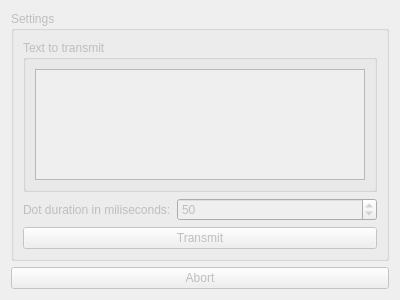
Above: ESPWiFiServer/Source/Client/Views/UI/TransmitterView.ui from MaxGarden/ESPWiFiServer before the change. Below: the same form after it.
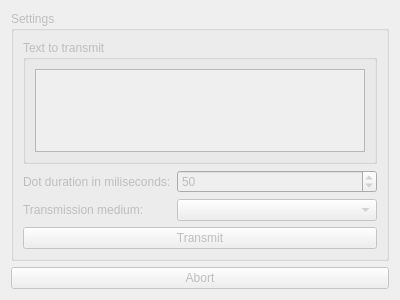
That is the form after the change.

Commit message: Added ability to change transmission medium.

Patch:
```diff
--- a/ESPWiFiServer/Source/Client/Views/UI/TransmitterView.ui
+++ b/ESPWiFiServer/Source/Client/Views/UI/TransmitterView.ui
@@ -57,6 +57,16 @@
           </property>
          </widget>
         </item>
+        <item row="1" column="0">
+         <widget class="QLabel" name="label_2">
+          <property name="text">
+           <string>Transmission medium:</string>
+          </property>
+         </widget>
+        </item>
+        <item row="1" column="1">
+         <widget class="QComboBox" name="m_TransmissionMediumComboBox"/>
+        </item>
        </layout>
       </item>
       <item>
```
Left out of the diff: 17 changed lines with no effect on the pictures. The commit also changes 9 other files.
